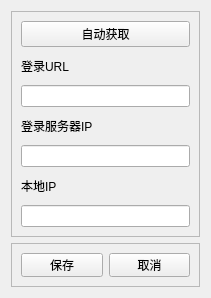
The window that settings.ui (Yish1/SEIG-Auto-Connect) describes before a commit, drawn with Qt 5.
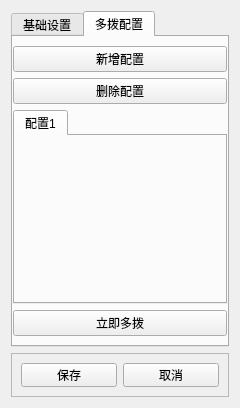
The same window after the commit. The open tabs and pages were chosen to show the change.

Commit message: feat:多拨

```diff
--- a/settings.ui
+++ b/settings.ui
@@ -6,8 +6,8 @@
    <rect>
     <x>0</x>
     <y>0</y>
-    <width>211</width>
-    <height>298</height>
+    <width>240</width>
+    <height>408</height>
    </rect>
   </property>
   <property name="sizePolicy">
@@ -18,13 +18,23 @@
   </property>
   <property name="minimumSize">
    <size>
-    <width>211</width>
-    <height>298</height>
+    <width>240</width>
+    <height>408</height>
    </size>
   </property>
   <property name="windowTitle">
    <string>Form</string>
   </property>
+  <layout class="QGridLayout" name="gridLayout_2">
+   <item row="0" column="0">
+    <widget class="QTabWidget" name="tabWidget">
+     <property name="currentIndex">
+      <number>0</number>
+     </property>
+     <widget class="QWidget" name="tab">
+      <attribute name="title">
+       <string>基础设置</string>
+      </attribute>
   <layout class="QGridLayout" name="gridLayout">
    <item row="0" column="0">
     <widget class="QFrame" name="frame">
@@ -81,7 +91,63 @@
      </layout>
     </widget>
    </item>
+      </layout>
+     </widget>
+     <widget class="QWidget" name="tab_2">
+      <attribute name="title">
+       <string>多拨配置</string>
+      </attribute>
+      <layout class="QGridLayout" name="gridLayout_3">
+       <property name="leftMargin">
+        <number>0</number>
+       </property>
+       <property name="topMargin">
+        <number>9</number>
+       </property>
+       <property name="rightMargin">
+        <number>0</number>
+       </property>
+       <property name="bottomMargin">
+        <number>9</number>
+       </property>
+       <item row="0" column="0">
+        <widget class="QPushButton" name="pushButton_4">
+         <property name="text">
+          <string>新增配置</string>
+         </property>
+        </widget>
+       </item>
+       <item row="4" column="0">
+        <widget class="QTabWidget" name="tabWidget_2">
+         <property name="currentIndex">
+          <number>0</number>
+         </property>
+         <widget class="QWidget" name="tab_3">
+          <attribute name="title">
+           <string>配置1</string>
+          </attribute>
+         </widget>
+        </widget>
+       </item>
    <item row="1" column="0">
+        <widget class="QPushButton" name="pushButton_5">
+         <property name="text">
+          <string>删除配置</string>
+         </property>
+        </widget>
+       </item>
+       <item row="5" column="0">
+        <widget class="QPushButton" name="pushButton_6">
+         <property name="text">
+          <string>立即多拨</string>
+         </property>
+        </widget>
+       </item>
+      </layout>
+     </widget>
+    </widget>
+   </item>
+   <item row="2" column="0">
     <widget class="QFrame" name="frame_2">
      <property name="maximumSize">
       <size>
```
Left out of the diff: 29 changed lines with no effect on the pictures. Lines whose indentation alone changed are shown as unchanged. The commit also changes 6 other files.
